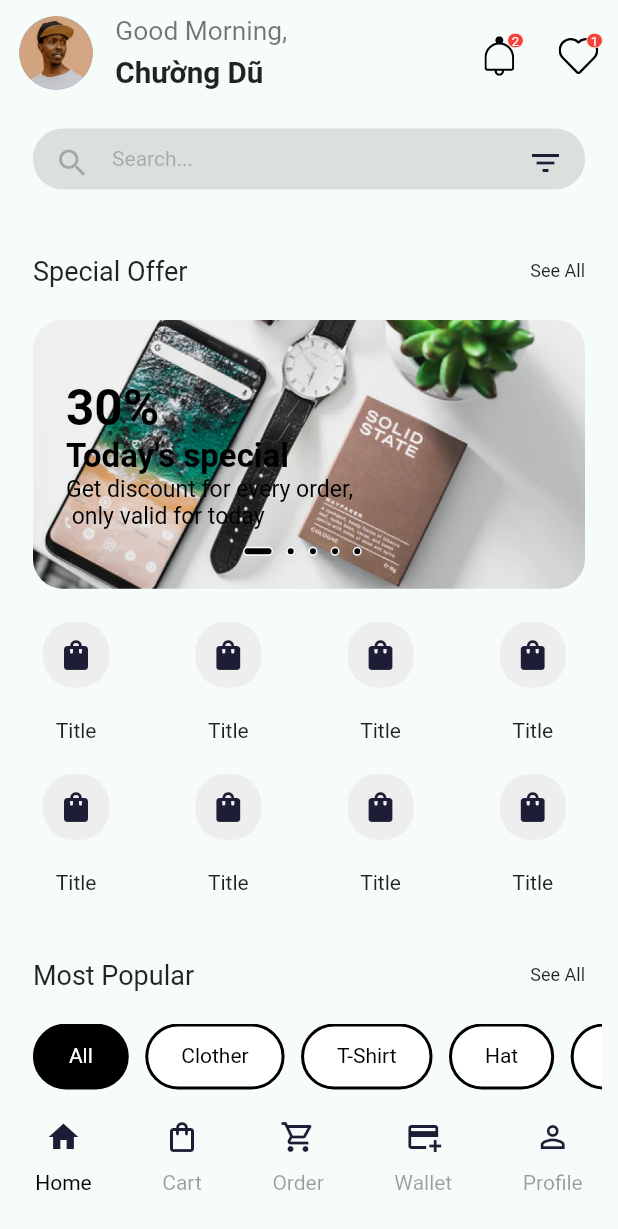
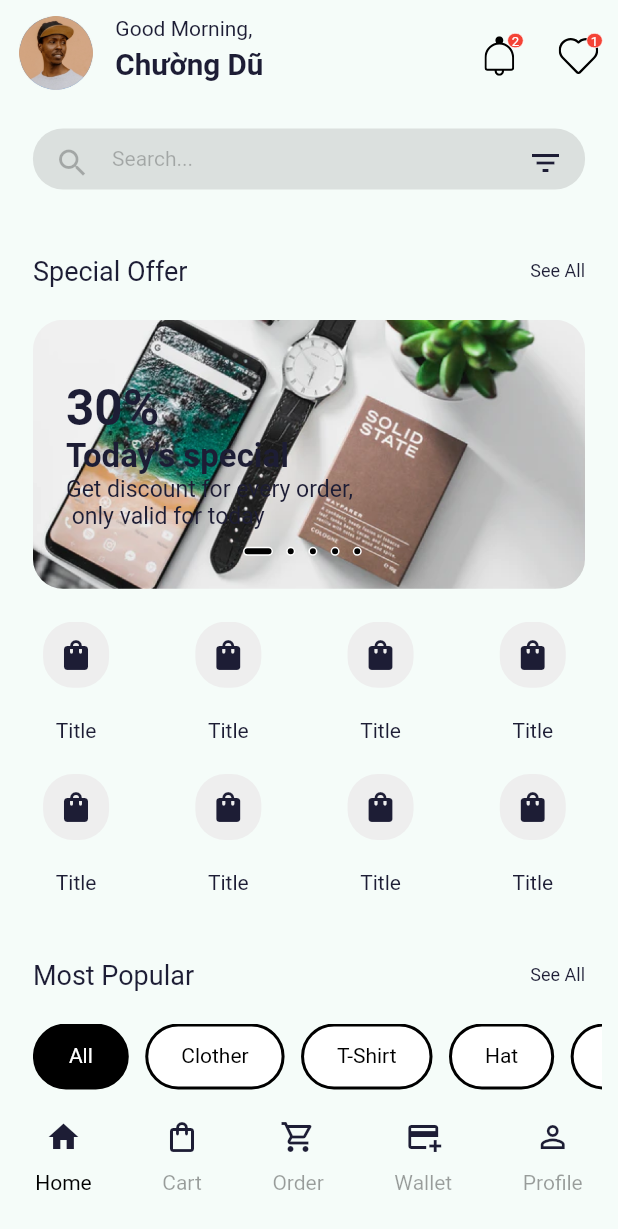
Before and after one commit to vuxnguyxn/e-commerce-app, a Flutter app: the screen it shows after launch, on a phone screen of 412 x 824 dp. Shown: the top 1229 px of the screen. Run offline on Flutter 3.47's test engine with Material 2 defaults, Android fonts, the phone set to English and light mode, and no system bars; our stand-ins replace flutter_svg.

Commit message:
refactor: change color

```diff
--- a/lib/routes.dart
+++ b/lib/routes.dart
@@ -1,3 +1,4 @@
+import 'package:e_commerce_app/screens/home/components/home_page/notifications_screen.dart';
 import 'package:e_commerce_app/screens/home/home_screen.dart';
 import 'package:e_commerce_app/screens/splash/splash_screen.dart';
 import 'package:flutter/material.dart';
@@ -5,4 +6,5 @@ import 'package:flutter/material.dart';
 final Map<String, WidgetBuilder> routes = {
   SplashScreen.route: (context) => const SplashScreen(),
    HomeScreen.route: (context) => const HomeScreen(),
+   NotificationsScreen.route: (context) => const NotificationsScreen(),
 };
--- a/lib/screens/home/components/home_page/banner_special_offer.dart
+++ b/lib/screens/home/components/home_page/banner_special_offer.dart
@@ -28,7 +28,6 @@ class BannerSpecialOffer extends StatelessWidget {
                 horizontal: getProportionateScreenWidth(kDefaultPadding)),
             child: Text.rich(
               TextSpan(
-                style: const TextStyle(color: Colors.black),
                 children: [
                   TextSpan(
                     text: '30%\n',
--- a/lib/screens/home/components/home_page/home_page.dart
+++ b/lib/screens/home/components/home_page/home_page.dart
@@ -12,6 +12,7 @@ import 'category_item_card.dart';
 import 'icon_button_with_counter.dart';
 import 'most_popular_item_cart.dart';
 import 'most_popular_tabbar.dart';
+import 'notifications_screen.dart';
 import 'search_and_filter.dart';
 import 'title_offer_and_see_all.dart';
 
@@ -78,7 +79,7 @@ class _HomePageState extends State<HomePage> {
             TitleOfferAndSeeAll(title: 'Most Popular', press: () {}),
             mostPopularTabbar(),
             Container(
-              height: SizeConfig.screenHeight-200,
+              height: SizeConfig.screenHeight - 200,
               padding: EdgeInsets.only(
                 top: getProportionateScreenWidth(20),
                 right: getProportionateScreenWidth(20),
@@ -184,7 +185,9 @@ class _HomePageState extends State<HomePage> {
                     ? 'assets/icons/Bell_light.svg'
                     : 'assets/icons/Bell_light.svg',
                 numOfItems: 2,
-                press: () {},
+                press: () {
+                  Navigator.pushNamed(context, NotificationsScreen.route);
+                },
               ),
               IconButtonWithCounter(
                 svg: lightMode
@@ -219,10 +222,7 @@ class _HomePageState extends State<HomePage> {
           children: [
             Text(
               notifiaction.toString(),
-              style: TextStyle(
-                  color: Colors.black54,
-                  fontSize: getProportionateScreenWidth(16)),
-            ),
+              style: const TextTheme().bodySmall),
             SizedBox(
               height: getProportionateScreenHeight(5),
             ),
--- /dev/null
+++ b/lib/screens/home/components/home_page/notifications_screen.dart
@@ -0,0 +1,17 @@
+import 'package:flutter/material.dart';
+
+class NotificationsScreen extends StatelessWidget {
+  const NotificationsScreen({super.key});
+
+  static const String route = '/notifiaction';
+
+  @override
+  Widget build(BuildContext context) {
+    return Scaffold(
+      appBar: AppBar(
+        title: const Text('Notifications',),
+      ),
+      body: Text('asddadad'),
+    );
+  }
+}
--- a/lib/themes.dart
+++ b/lib/themes.dart
@@ -4,22 +4,24 @@ import 'constants.dart';
 ThemeData lightThemeData(BuildContext context) {
   return ThemeData.light().copyWith(
     scaffoldBackgroundColor: kContentColorDarkTheme,
-    appBarTheme: appBarTheme,
+    appBarTheme: const AppBarTheme(
+      // centerTitle: true,
+      elevation: 0,
+      backgroundColor: kContentColorDarkTheme,
+      toolbarTextStyle: TextStyle(color: kContentColorLightTheme),
+      iconTheme: IconThemeData(color: kContentColorLightTheme),
+      titleTextStyle: TextStyle(color: kContentColorLightTheme, fontSize: 20,  fontWeight: FontWeight.bold),
+    ),
     primaryColor: kPrimaryColor,
     iconTheme: const IconThemeData(color: kContentColorLightTheme),
-    // textTheme: GoogleFonts.interTextTheme(Theme.of(context).textTheme)
-    //     .apply(bodyColor: kContentColorLightTheme),
+    textTheme: const TextTheme(
+      bodyText1: TextStyle(color: kContentColorLightTheme),
+      bodyText2: TextStyle(color: kContentColorLightTheme),
+    ),
     colorScheme: const ColorScheme.light(
       primary: kPrimaryColor,
       secondary: kSecondaryColor,
       error: kErrorColor,
-    ),
-    bottomNavigationBarTheme: BottomNavigationBarThemeData(
-      backgroundColor: Colors.white,
-      selectedItemColor: kContentColorLightTheme.withOpacity(0.7),
-      unselectedItemColor: kContentColorLightTheme.withOpacity(0.32),
-      selectedIconTheme: const IconThemeData(color: kPrimaryColor),
-      showUnselectedLabels: true,
     ),
   );
 }
@@ -28,26 +30,25 @@ ThemeData darkThemeData(BuildContext context) {
   // Bydefault flutter provie us light and dark theme
   // we just modify it as our need
   return ThemeData.dark().copyWith(
-    primaryColor: kPrimaryColor,
+    primaryColor: kContentColorLightTheme,
     scaffoldBackgroundColor: kContentColorLightTheme,
-    appBarTheme: appBarTheme,
+    appBarTheme: const AppBarTheme(
+      // centerTitle: true,
+      elevation: 0,
+      backgroundColor: kContentColorLightTheme,
+      toolbarTextStyle: TextStyle(color: kContentColorDarkTheme),
+      iconTheme: IconThemeData(color: kContentColorDarkTheme),
+      titleTextStyle: TextStyle(color: kContentColorDarkTheme, fontSize: 20, fontWeight: FontWeight.bold),
+    ),
     iconTheme: const IconThemeData(color: kContentColorDarkTheme),
-    // textTheme: GoogleFonts.interTextTheme(Theme.of(context).textTheme)
-    //     .apply(bodyColor: kContentColorDarkTheme),
+    textTheme: const TextTheme(
+      bodyText1: TextStyle(color: kContentColorDarkTheme),
+      bodyText2: TextStyle(color: kContentColorDarkTheme),
+    ),
     colorScheme: const ColorScheme.dark().copyWith(
-      primary: kPrimaryColor,
+      primary: kContentColorLightTheme,
       secondary: kSecondaryColor,
       error: kErrorColor,
     ),
-    bottomNavigationBarTheme: BottomNavigationBarThemeData(
-      backgroundColor: kContentColorLightTheme,
-      selectedItemColor: Colors.white70,
-      unselectedItemColor: kContentColorDarkTheme.withOpacity(0.32),
-      selectedIconTheme: const IconThemeData(color: kPrimaryColor),
-      showUnselectedLabels: true,
-    ),
   );
 }
-
-const appBarTheme = AppBarTheme(
-    centerTitle: true, backgroundColor: Colors.transparent, elevation: 0);
```
